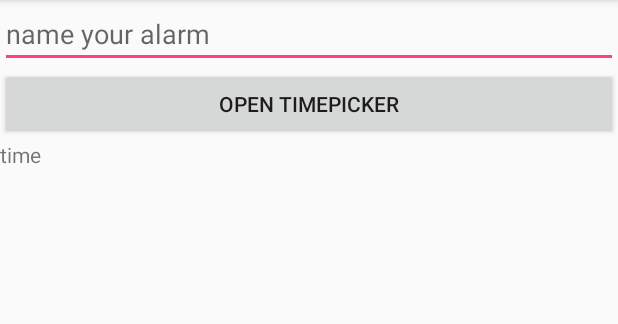
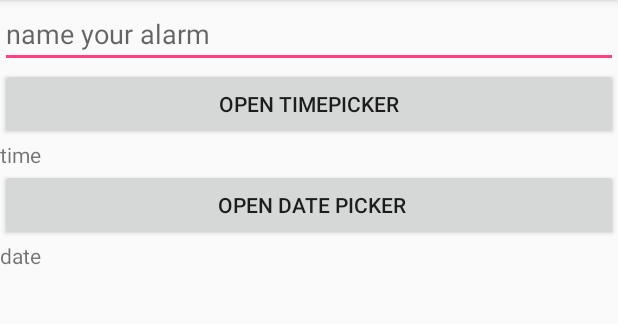
Before and after one commit to rulaYounis/RulaYounisFinal, an Android app: the NewAlarmActivity screen opened directly, with no data from a screen before it, on a phone screen of 412 x 824 dp, the part 84-408 px from its top. Run offline under Robolectric (Android 15) with nearby library versions, the phone set to English and light mode, and no system bars; 1 statement that could not run was skipped.

Commit message:
timePicker

```diff
--- a/app/src/main/AndroidManifest.xml
+++ b/app/src/main/AndroidManifest.xml
@@ -20,7 +20,8 @@
         <activity android:name=".ListActivity" />
         <activity android:name=".ChooseAccountActivity" />
         <activity android:name=".AllAlarmsActivity" />
-        <activity android:name=".NewAlarmActivity"></activity>
+        <activity android:name=".NewAlarmActivity" />
+        <activity android:name=".NewTaskActivity"></activity>
     </application>
 
 </manifest>
--- a/app/src/main/java/com/example/user/rulayounis/MainActivity.java
+++ b/app/src/main/java/com/example/user/rulayounis/MainActivity.java
@@ -50,7 +50,9 @@ public class MainActivity extends AppCompatActivity implements View.OnClickListe
     }
     @Override
     public void onClick(View v) {
+        if(v==btSignIn){
         Intent intent= new Intent(getApplication(),NewAlarmActivity.class);
         startActivity(intent);
+        }
     }
 }
--- a/app/src/main/java/com/example/user/rulayounis/NewAlarmActivity.java
+++ b/app/src/main/java/com/example/user/rulayounis/NewAlarmActivity.java
@@ -29,6 +29,9 @@ public class NewAlarmActivity extends AppCompatActivity implements TimePickerDia
     @Override
     public void onTimeSet(TimePicker view, int hourOfDay, int minute) {
         TextView tvTime=(TextView) findViewById(R.id.tvTime);
-        tvTime.setText("Hour:"+hourOfDay+"minutes:"+minute);
+        tvTime.setText(hourOfDay+":"+minute);
     }
+    Button btSetDate= (Button)findViewById(R.id.btSetDate);
+
+
 }
--- a/app/src/main/res/layout/activity_new_alarm.xml
+++ b/app/src/main/res/layout/activity_new_alarm.xml
@@ -27,4 +27,16 @@
         android:layout_height="wrap_content"
         android:text="time" />
 
+    <Button
+        android:id="@+id/btSetDate"
+        android:layout_width="match_parent"
+        android:layout_height="wrap_content"
+        android:text=" open date picker" />
+
+    <TextView
+        android:id="@+id/tvDate"
+        android:layout_width="match_parent"
+        android:layout_height="wrap_content"
+        android:text="date" />
+
 </LinearLayout>
```
Also changed, not shown: app/src/main/java/com/example/user/rulayounis/NewTaskActivity.java (added, +13 -0 lines), app/src/main/res/layout/activity_new_task.xml (added, +10 -0 lines).
